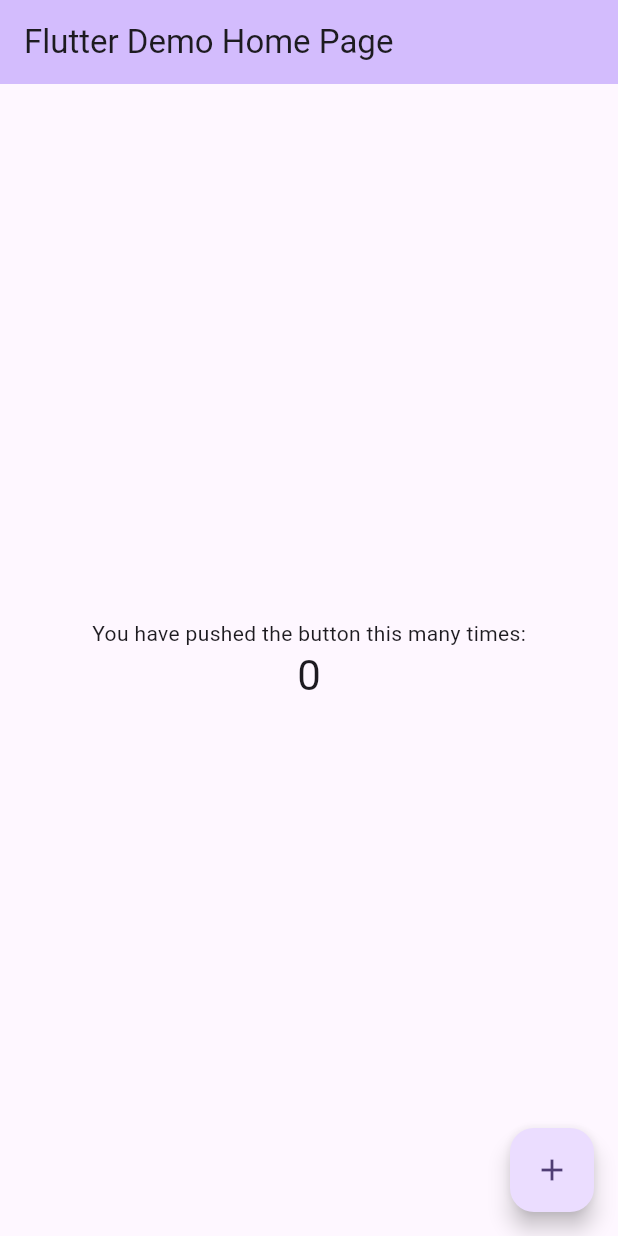
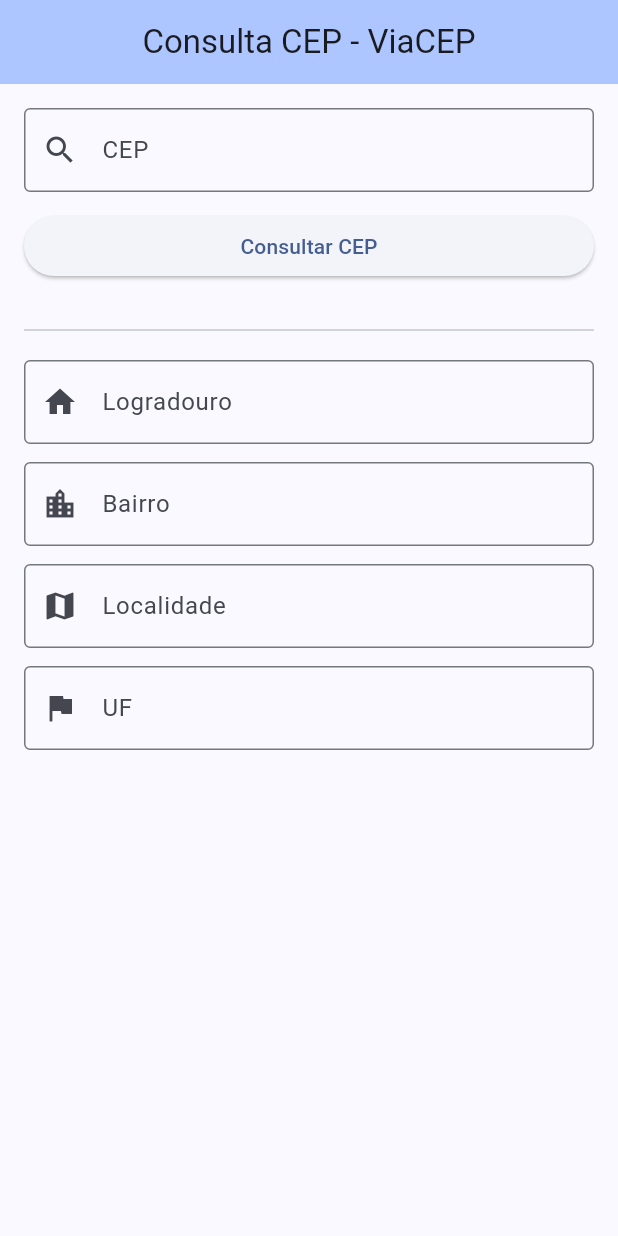
Before and after one commit to lucascruz5-hue/consulta_cep, a Flutter app: the screen it shows after launch, on a phone screen of 412 x 824 dp. Run offline on Flutter 3.47's test engine with Material 3 defaults, Android fonts, the phone set to English and light mode, and no system bars.

Commit message:
feat: implementar servico ViaCepService e tela com TextFields para logradouro, bairro, localidade e uf

```diff
--- a/lib/main.dart
+++ b/lib/main.dart
@@ -1,122 +1,186 @@
 import 'package:flutter/material.dart';
+import 'services/cep_service.dart';
 
 void main() {
-  runApp(const MyApp());
+  runApp(const ConsultaCepApp());
 }
 
-class MyApp extends StatelessWidget {
-  const MyApp({super.key});
+class ConsultaCepApp extends StatelessWidget {
+  const ConsultaCepApp({super.key});
 
-  // This widget is the root of your application.
   @override
   Widget build(BuildContext context) {
     return MaterialApp(
-      title: 'Flutter Demo',
+      title: 'Consulta CEP',
+      debugShowCheckedModeBanner: false,
       theme: ThemeData(
-        // This is the theme of your application.
-        //
-        // TRY THIS: Try running your application with "flutter run". You'll see
-        // the application has a purple toolbar. Then, without quitting the app,
-        // try changing the seedColor in the colorScheme below to Colors.green
-        // and then invoke "hot reload" (save your changes or press the "hot
-        // reload" button in a Flutter-supported IDE, or press "r" if you used
-        // the command line to start the app).
-        //
-        // Notice that the counter didn't reset back to zero; the application
-        // state is not lost during the reload. To reset the state, use hot
-        // restart instead.
-        //
-        // This works for code too, not just values: Most code changes can be
-        // tested with just a hot reload.
-        colorScheme: .fromSeed(seedColor: Colors.deepPurple),
+        colorScheme: ColorScheme.fromSeed(
+          seedColor: Colors.blueAccent,
+          brightness: Brightness.light,
+        ),
+        useMaterial3: true,
       ),
-      home: const MyHomePage(title: 'Flutter Demo Home Page'),
+      home: const ConsultaCepPage(),
     );
   }
 }
 
-class MyHomePage extends StatefulWidget {
-  const MyHomePage({super.key, required this.title});
-
-  // This widget is the home page of your application. It is stateful, meaning
-  // that it has a State object (defined below) that contains fields that affect
-  // how it looks.
-
-  // This class is the configuration for the state. It holds the values (in this
-  // case the title) provided by the parent (in this case the App widget) and
-  // used by the build method of the State. Fields in a Widget subclass are
-  // always marked "final".
-
-  final String title;
+class ConsultaCepPage extends StatefulWidget {
+  const ConsultaCepPage({super.key});
 
   @override
-  State<MyHomePage> createState() => _MyHomePageState();
+  State<ConsultaCepPage> createState() => _ConsultaCepPageState();
 }
 
-class _MyHomePageState extends State<MyHomePage> {
-  int _counter = 0;
+class _ConsultaCepPageState extends State<ConsultaCepPage> {
+  final CepService _cepService = CepService();
 
-  void _incrementCounter() {
+  // Controllers para os TextFields
+  final TextEditingController _cepController = TextEditingController();
+  final TextEditingController _logradouroController = TextEditingController();
+  final TextEditingController _bairroController = TextEditingController();
+  final TextEditingController _localidadeController = TextEditingController();
+  final TextEditingController _ufController = TextEditingController();
+
+  bool _carregando = false;
+
+  Future<void> _consultarCep() async {
+    final cep = _cepController.text.trim();
+    if (cep.isEmpty) {
+      ScaffoldMessenger.of(context).showSnackBar(
+        const SnackBar(
+          content: Text('Por favor, informe o CEP.'),
+          backgroundColor: Colors.orange,
+        ),
+      );
+      return;
+    }
+
     setState(() {
-      // This call to setState tells the Flutter framework that something has
-      // changed in this State, which causes it to rerun the build method below
-      // so that the display can reflect the updated values. If we changed
-      // _counter without calling setState(), then the build method would not be
-      // called again, and so nothing would appear to happen.
-      _counter++;
+      _carregando = true;
     });
+
+    try {
+      final endereco = await _cepService.buscarCep(cep);
+      setState(() {
+        _logradouroController.text = endereco.logradouro;
+        _bairroController.text = endereco.bairro;
+        _localidadeController.text = endereco.localidade;
+        _ufController.text = endereco.uf;
+      });
+      if (mounted) {
+        ScaffoldMessenger.of(context).showSnackBar(
+          const SnackBar(
+            content: Text('CEP consultado com sucesso!'),
+            backgroundColor: Colors.green,
+          ),
+        );
+      }
+    } catch (e) {
+      if (mounted) {
+        ScaffoldMessenger.of(context).showSnackBar(
+          SnackBar(
+            content: Text(e.toString().replaceAll('Exception: ', '')),
+            backgroundColor: Colors.redAccent,
+          ),
+        );
+      }
+    } finally {
+      if (mounted) {
+        setState(() {
+          _carregando = false;
+        });
+      }
+    }
+  }
+
+  @override
+  void dispose() {
+    _cepController.dispose();
+    _logradouroController.dispose();
+    _bairroController.dispose();
+    _localidadeController.dispose();
+    _ufController.dispose();
+    super.dispose();
   }
 
   @override
   Widget build(BuildContext context) {
-    // This method is rerun every time setState is called, for instance as done
-    // by the _incrementCounter method above.
-    //
-    // The Flutter framework has been optimized to make rerunning build methods
-    // fast, so that you can just rebuild anything that needs updating rather
-    // than having to individually change instances of widgets.
     return Scaffold(
       appBar: AppBar(
-        // TRY THIS: Try changing the color here to a specific color (to
-        // Colors.amber, perhaps?) and trigger a hot reload to see the AppBar
-        // change color while the other colors stay the same.
+        title: const Text('Consulta CEP - ViaCEP'),
+        centerTitle: true,
         backgroundColor: Theme.of(context).colorScheme.inversePrimary,
-        // Here we take the value from the MyHomePage object that was created by
-        // the App.build method, and use it to set our appbar title.
-        title: Text(widget.title),
       ),
-      body: Center(
-        // Center is a layout widget. It takes a single child and positions it
-        // in the middle of the parent.
+      body: SingleChildScrollView(
+        padding: const EdgeInsets.all(16.0),
         child: Column(
-          // Column is also a layout widget. It takes a list of children and
-          // arranges them vertically. By default, it sizes itself to fit its
-          // children horizontally, and tries to be as tall as its parent.
-          //
-          // Column has various properties to control how it sizes itself and
-          // how it positions its children. Here we use mainAxisAlignment to
-          // center the children vertically; the main axis here is the vertical
-          // axis because Columns are vertical (the cross axis would be
-          // horizontal).
-          //
-          // TRY THIS: Invoke "debug painting" (choose the "Toggle Debug Paint"
-          // action in the IDE, or press "p" in the console), to see the
-          // wireframe for each widget.
-          mainAxisAlignment: .center,
+          crossAxisAlignment: CrossAxisAlignment.stretch,
           children: [
-            const Text('You have pushed the button this many times:'),
-            Text(
-              '$_counter',
-              style: Theme.of(context).textTheme.headlineMedium,
+            TextField(
+              controller: _cepController,
+              keyboardType: TextInputType.number,
+              decoration: const InputDecoration(
+                labelText: 'CEP',
+                hintText: 'Digite o CEP (somente números)',
+                border: OutlineInputBorder(),
+                prefixIcon: Icon(Icons.search),
+              ),
+            ),
+            const SizedBox(height: 12),
+            ElevatedButton(
+              onPressed: _carregando ? null : _consultarCep,
+              child: _carregando
+                  ? const SizedBox(
+                      width: 20,
+                      height: 20,
+                      child: CircularProgressIndicator(strokeWidth: 2),
+                    )
+                  : const Text('Consultar CEP'),
+            ),
+            const SizedBox(height: 24),
+            const Divider(),
+            const SizedBox(height: 12),
+            // Atenção: Os dados vindos da api logradouro, bairro, localidade, uf
+            // devem estar cada um em um textfield diferente
+            TextField(
+              controller: _logradouroController,
+              decoration: const InputDecoration(
+                labelText: 'Logradouro',
+                border: OutlineInputBorder(),
+                prefixIcon: Icon(Icons.home),
+              ),
+            ),
+            const SizedBox(height: 12),
+            TextField(
+              controller: _bairroController,
+              decoration: const InputDecoration(
+                labelText: 'Bairro',
+                border: OutlineInputBorder(),
+                prefixIcon: Icon(Icons.location_city),
+              ),
+            ),
+            const SizedBox(height: 12),
+            TextField(
+              controller: _localidadeController,
+              decoration: const InputDecoration(
+                labelText: 'Localidade',
+                border: OutlineInputBorder(),
+                prefixIcon: Icon(Icons.map),
+              ),
+            ),
+            const SizedBox(height: 12),
+            TextField(
+              controller: _ufController,
+              decoration: const InputDecoration(
+                labelText: 'UF',
+                border: OutlineInputBorder(),
+                prefixIcon: Icon(Icons.flag),
+              ),
             ),
           ],
         ),
       ),
-      floatingActionButton: FloatingActionButton(
-        onPressed: _incrementCounter,
-        tooltip: 'Increment',
-        child: const Icon(Icons.add),
-      ),
     );
   }
 }
--- /dev/null
+++ b/lib/services/cep_service.dart
@@ -0,0 +1,34 @@
+import 'dart:convert';
+import 'package:http/http.dart' as http;
+import '../models/endereco_model.dart';
+
+class CepService {
+  static const String _baseUrl = 'https://viacep.com.br/ws';
+
+  Future<EnderecoModel> buscarCep(String cep) async {
+    final cepLimpo = cep.replaceAll(RegExp(r'[^0-9]'), '');
+
+    if (cepLimpo.length != 8) {
+      throw Exception('O CEP deve conter 8 dígitos.');
+    }
+
+    final url = Uri.parse('$_baseUrl/$cepLimpo/json/');
+    final response = await http.get(url).timeout(
+      const Duration(seconds: 10),
+      onTimeout: () => throw Exception('Tempo limite de conexão esgotado.'),
+    );
+
+    if (response.statusCode == 200) {
+      final Map<String, dynamic> dados = jsonDecode(response.body);
+      final endereco = EnderecoModel.fromJson(dados);
+
+      if (endereco.erro) {
+        throw Exception('CEP não encontrado na base de dados do ViaCEP.');
+      }
+
+      return endereco;
+    } else {
+      throw Exception('Erro ao consultar ViaCEP: Status ${response.statusCode}');
+    }
+  }
+}
```
